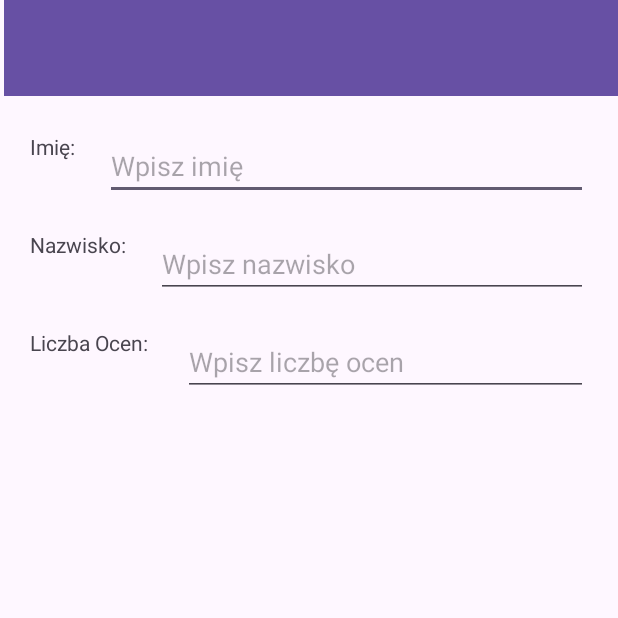
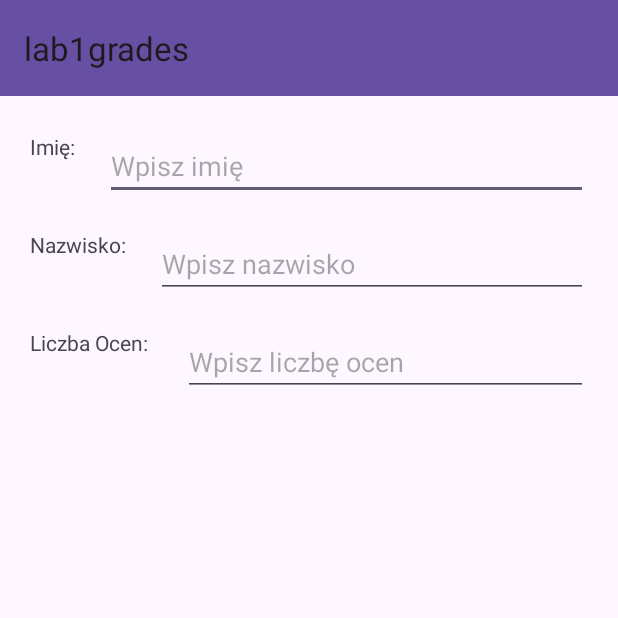
Before and after one commit to gabrylo/lab1grades, an Android app: the screen it shows after launch (MainActivity), on a phone screen of 412 x 824 dp, the top half of it. Run offline under Robolectric (Android 15) with nearby library versions, the phone set to English and light mode, and no system bars.

```diff
--- a/app/src/main/java/com/example/lab1grades/GradesInputActivity.java
+++ b/app/src/main/java/com/example/lab1grades/GradesInputActivity.java
@@ -2,6 +2,8 @@ package com.example.lab1grades;
 
 import android.content.Intent;
 import android.os.Bundle;
+import android.util.Log;
+import android.widget.Button;
 
 import androidx.appcompat.app.AppCompatActivity;
 import androidx.appcompat.widget.Toolbar;
@@ -14,10 +16,13 @@ public class GradesInputActivity extends AppCompatActivity {
 
     private int numberOfGrades;
 
+    private Button btavarage;
+
     @Override
     protected void onCreate(Bundle savedInstanceState) {
         super.onCreate(savedInstanceState);
         setContentView(R.layout.activity_grades_input);
+
 
 
         Toolbar toolbar = findViewById(R.id.toolbar3);
--- a/app/src/main/java/com/example/lab1grades/MainActivity.java
+++ b/app/src/main/java/com/example/lab1grades/MainActivity.java
@@ -8,6 +8,7 @@ import android.widget.EditText;
 import android.widget.Toast;
 
 import androidx.appcompat.app.AppCompatActivity;
+import androidx.appcompat.widget.Toolbar;
 
 public class MainActivity extends AppCompatActivity {
 
@@ -24,6 +25,9 @@ public class MainActivity extends AppCompatActivity {
     protected void onCreate(Bundle savedInstanceState) {
         super.onCreate(savedInstanceState);
         setContentView(R.layout.activity_main);
+
+        Toolbar toolbar = findViewById(R.id.toolbar2);
+        setSupportActionBar(toolbar);
 
         edName = findViewById(R.id.edName);
         surnameEditText = findViewById(R.id.edSurname);
--- a/app/src/main/res/layout/activity_grades_input.xml
+++ b/app/src/main/res/layout/activity_grades_input.xml
@@ -28,7 +28,7 @@
 
   <androidx.appcompat.widget.Toolbar
       android:id="@+id/toolbar3"
-      android:layout_width="409dp"
+      android:layout_width="0dp"
       android:layout_height="wrap_content"
       android:background="?attr/colorPrimary"
       android:minHeight="?attr/actionBarSize"
--- a/app/src/main/res/layout/activity_main.xml
+++ b/app/src/main/res/layout/activity_main.xml
@@ -19,12 +19,12 @@
         android:id="@+id/edName"
         android:layout_width="0dp"
         android:layout_height="wrap_content"
+        android:layout_marginStart="20dp"
+        android:layout_marginEnd="20dp"
         android:hint="Wpisz imię"
+        app:layout_constraintEnd_toEndOf="parent"
         app:layout_constraintStart_toEndOf="@+id/textViewImie"
-        app:layout_constraintEnd_toEndOf="parent"
-        app:layout_constraintTop_toTopOf="@+id/textViewImie"
-        android:layout_marginStart="20dp"
-        android:layout_marginEnd="20dp"/>
+        app:layout_constraintTop_toTopOf="@+id/textViewImie" />
 
     <TextView
         android:id="@+id/textViewNazwisko"
@@ -78,13 +78,13 @@
 
     <androidx.appcompat.widget.Toolbar
         android:id="@+id/toolbar2"
-        android:layout_width="409dp"
+        android:layout_width="0dp"
         android:layout_height="wrap_content"
         android:layout_marginBottom="24dp"
         android:background="?attr/colorPrimary"
-        android:minHeight="?attr/actionBarSize"
         android:theme="?attr/actionBarTheme"
         app:layout_constraintBottom_toTopOf="@+id/edName"
-        app:layout_constraintEnd_toEndOf="parent" />
+        app:layout_constraintEnd_toEndOf="parent"
+        app:layout_constraintStart_toStartOf="parent" />
 
 </androidx.constraintlayout.widget.ConstraintLayout>
```
Also changed, not shown: app/src/main/java/com/example/lab1grades/SubjectGradeAdapter.java (+51 -10 lines).
